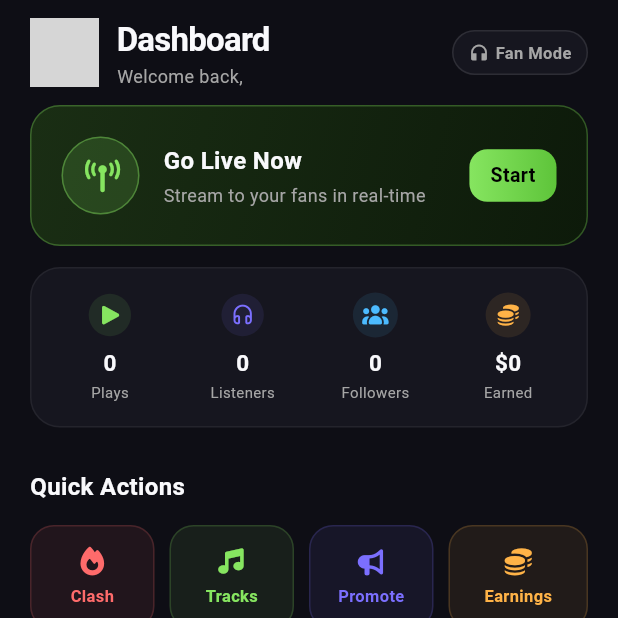
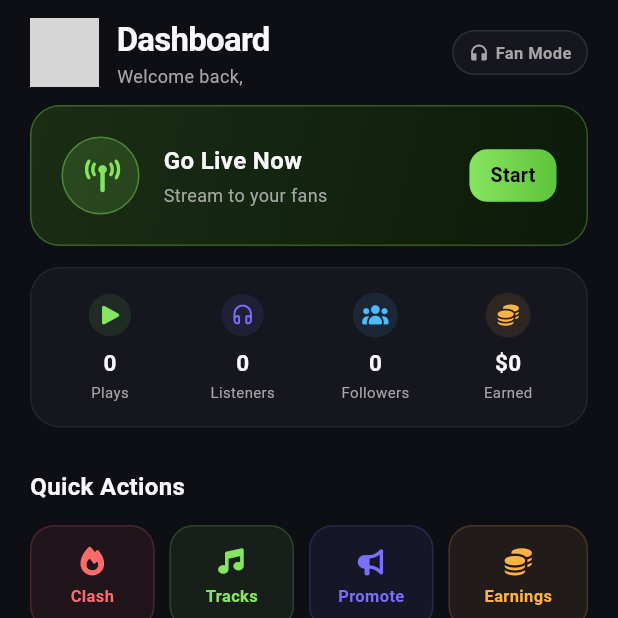
Before and after one commit to lionelishi21/lugmatic_mobileapp, a Flutter app: the ArtistDashboardScreen screen opened directly, on a phone screen of 412 x 824 dp, the top half of it. Run offline on Flutter 3.47's test engine with Material 3 defaults, Android fonts, the phone set to English and light mode, and no system bars; our stand-ins replace cached_network_image, camera, chewie, dio, emoji_picker_flutter, file_picker and 15 more; missing offline and left inert: livekit_client, purchases_flutter; accounts and stored records are empty; network calls fail; Roboto replaces fonts that are missing (DMSans); grey boxes are pictures that could not be loaded.

Commit message:
fix: Go Live banner alignment on the artist dashboard
Reported live while testing on-device: the icon, "Go Live Now" text,
and "Start" button in the Go Live banner looked misaligned. The
subtitle ("Stream to your fans in real-time") had no line/overflow
constraint, so on a narrower phone it could wrap to a second line,
stretching the Column taller than the icon circle and Start button —
Row's default center alignment then centered everything against that
taller block instead of against the title line.

Constrained both text lines to a single line with ellipsis, shortened
the subtitle, set the Column to its natural content height
(mainAxisSize.min), and added explicit spacing before the Start button.

```diff
--- a/lib/features/artist/dashboard/artist_dashboard_screen.dart
+++ b/lib/features/artist/dashboard/artist_dashboard_screen.dart
@@ -186,11 +186,12 @@
           child: const Icon(FontAwesomeIcons.towerBroadcast, color: AppColors.primary, size: 22),
         ),
         const SizedBox(width: 16),
-        const Expanded(child: Column(crossAxisAlignment: CrossAxisAlignment.start, children: [
-          Text('Go Live Now', style: TextStyle(color: AppColors.foreground, fontSize: 16, fontWeight: FontWeight.bold)),
-          SizedBox(height: 3),
-          Text('Stream to your fans in real-time', style: TextStyle(color: AppColors.mutedForeground, fontSize: 12)),
+        Expanded(child: Column(crossAxisAlignment: CrossAxisAlignment.start, mainAxisSize: MainAxisSize.min, children: [
+          const Text('Go Live Now', maxLines: 1, overflow: TextOverflow.ellipsis, style: TextStyle(color: AppColors.foreground, fontSize: 16, fontWeight: FontWeight.bold)),
+          const SizedBox(height: 3),
+          Text('Stream to your fans', maxLines: 1, overflow: TextOverflow.ellipsis, style: const TextStyle(color: AppColors.mutedForeground, fontSize: 12)),
         ])),
+        const SizedBox(width: 12),
         Container(
           padding: const EdgeInsets.symmetric(horizontal: 14, vertical: 8),
           decoration: BoxDecoration(gradient: AppColors.primaryGradient, borderRadius: BorderRadius.circular(12)),
```
